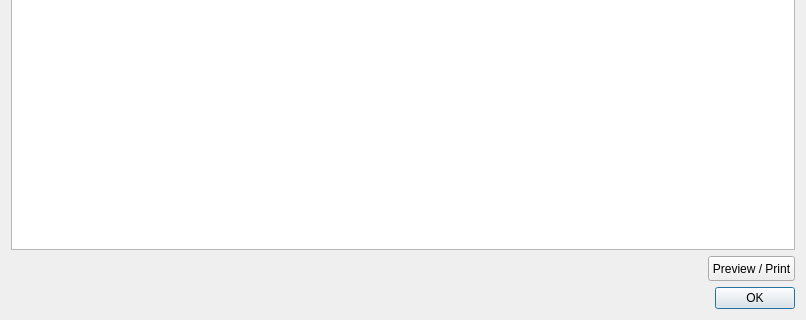
This is ui/dialogs/letterdialog.ui in PhilippParis/BusinessManager as Qt 5 draws it before an edit; both pictures show x 0 to 806 and y 201 to 521 of the 806 by 521 pixel window. The edited form follows.
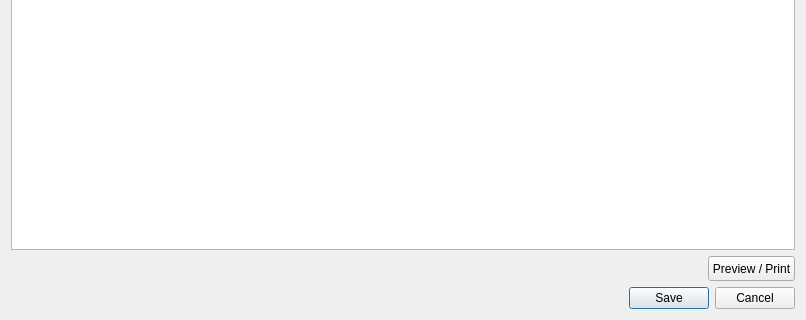
This is the edited form. Icons and pictures are not drawn.

Patch:
```diff
--- a/ui/dialogs/letterdialog.ui
+++ b/ui/dialogs/letterdialog.ui
@@ -263,7 +263,7 @@
       <enum>Qt::Horizontal</enum>
      </property>
      <property name="standardButtons">
-      <set>QDialogButtonBox::Ok</set>
+      <set>QDialogButtonBox::Cancel|QDialogButtonBox::Save</set>
      </property>
     </widget>
    </item>
```
